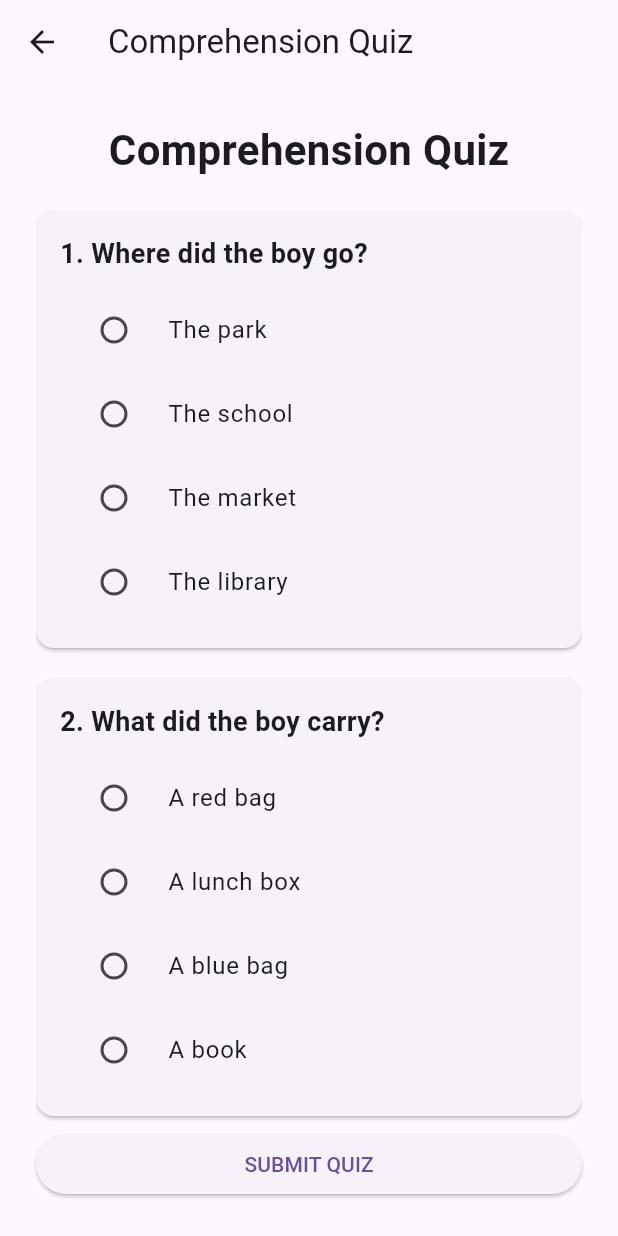
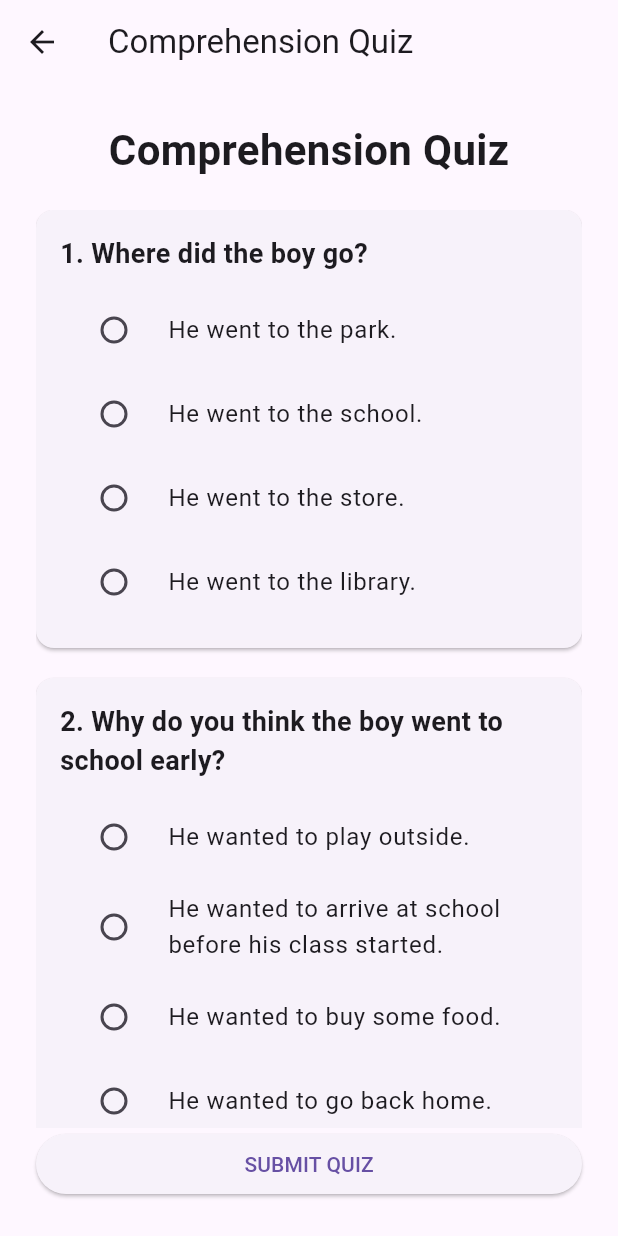
Before and after one commit to gwen041/Read-EE, a Flutter app: the QuizScreen screen opened directly with empty values, on a phone screen of 412 x 824 dp. Run offline on Flutter 3.47's test engine with Material 3 defaults, Android fonts, the phone set to English and light mode, and no system bars; our stand-ins replace audioplayers, cross_file, file_picker; missing offline and left inert: record, universal_html.

Commit message:
Fix: comprehension score

```diff
--- a/frontend/lib/screens/quiz_screen.dart
+++ b/frontend/lib/screens/quiz_screen.dart
@@ -1,6 +1,5 @@
 import 'package:flutter/material.dart';
 import 'results_screen.dart';
-
 
 class QuizScreen extends StatefulWidget {
   final String studentName;
@@ -27,46 +26,47 @@ class _QuizScreenState extends State<QuizScreen> {
     {
       'question': 'Where did the boy go?',
       'choices': [
-        'The park',
-        'The school',
-        'The market',
-        'The library',
+        'He went to the park.',
+        'He went to the school.',
+        'He went to the store.',
+        'He went to the library.',
       ],
     },
     {
-      'question': 'What did the boy carry?',
+      'question': 'Why do you think the boy went to school early?',
       'choices': [
-        'A red bag',
-        'A lunch box',
-        'A blue bag',
-        'A book',
+        'He wanted to play outside.',
+        'He wanted to arrive at school before his class started.',
+        'He wanted to buy some food.',
+        'He wanted to go back home.',
       ],
     },
     {
-      'question': 'When did the boy go to school?',
+      'question': 'What can you tell about the boy from the story?',
       'choices': [
-        'In the afternoon',
-        'At noon',
-        'Late at night',
-        'Early in the morning',
+        'He was prepared for school.',
+        'He did not like his teacher.',
+        'He forgot his school books.',
+        'He was going to the park.',
       ],
     },
     {
-      'question': 'Who did the boy greet?',
+      'question':
+          'What would most likely happen after the boy greeted his teacher?',
       'choices': [
-        'His friend',
-        'His teacher',
-        'His brother',
-        'His neighbor',
+        'He would enter his classroom.',
+        'He would go back home.',
+        'He would go to the store.',
+        'He would take a nap.',
       ],
     },
     {
-      'question': 'What can we infer about the boy?',
+      'question': 'Which title would be best for the story?',
       'choices': [
-        'He was prepared for school.',
-        'He did not like school.',
-        'He forgot his books.',
-        'He was looking for his dog.',
+        'A Morning at the Park',
+        "The Boy's School Morning",
+        'The Lost School Bag',
+        'A Trip to the Store',
       ],
     },
   ];
@@ -123,13 +123,14 @@ class _QuizScreenState extends State<QuizScreen> {
                             },
                             child: Column(
                               children: [
-                                ...List<String>.from(question['choices'] as List)
-                                    .map(
-                                      (choice) => RadioListTile<String>(
-                                        title: Text(choice),
-                                        value: choice,
-                                      ),
-                                    ),
+                                ...List<String>.from(
+                                  question['choices'] as List,
+                                ).map(
+                                  (choice) => RadioListTile<String>(
+                                    title: Text(choice),
+                                    value: choice,
+                                  ),
+                                ),
                               ],
                             ),
                           ),
@@ -145,6 +146,17 @@ class _QuizScreenState extends State<QuizScreen> {
               width: double.infinity,
               child: ElevatedButton(
                 onPressed: () {
+                  if (answers.length != questions.length) {
+                    ScaffoldMessenger.of(context).showSnackBar(
+                      const SnackBar(
+                        content: Text(
+                          'Please answer all questions before submitting.',
+                        ),
+                      ),
+                    );
+                    return;
+                  }
+
                   Navigator.push(
                     context,
                     MaterialPageRoute(
```
Also changed, not shown: frontend/lib/screens/results_screen.dart (+59 -74 lines).
